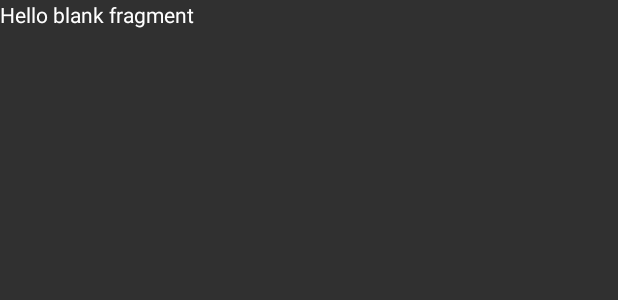
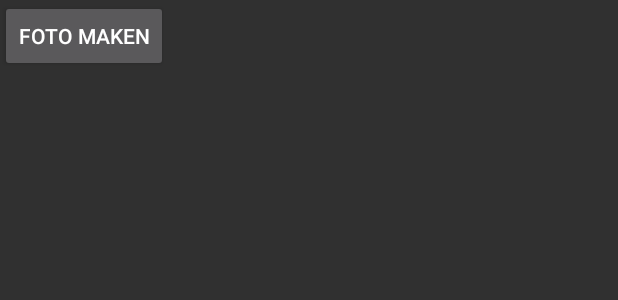
Before and after one commit to SvenWesterlaken/gemeente-breda, an Android app: the layout fragment_new_report_media.xml on its own in the app's theme, with its tools: preview values and no code run, on a phone screen of 412 x 824 dp. Shown: the top 300 px of the screen. Run offline under Robolectric (Android 15) with nearby library versions, the phone set to English and light mode, and no system bars.

Commit message:
added button for making a media

```diff
--- a/app/src/main/java/com/svenwesterlaken/gemeentebreda/logic/adapters/NewReportPagerAdapter.java
+++ b/app/src/main/java/com/svenwesterlaken/gemeentebreda/logic/adapters/NewReportPagerAdapter.java
@@ -7,6 +7,7 @@ import android.support.v4.app.FragmentManager;
 import com.svenwesterlaken.gemeentebreda.presentation.fragments.NewReportCategoryFragment;
 import com.svenwesterlaken.gemeentebreda.presentation.fragments.NewReportDescriptionFragment;
 import com.svenwesterlaken.gemeentebreda.presentation.fragments.NewReportLocationFragment;
+import com.svenwesterlaken.gemeentebreda.presentation.fragments.NewReportMediaFragment;
 import com.svenwesterlaken.gemeentebreda.presentation.fragments.NewReportSummaryFragment;
 
 /**
@@ -40,7 +41,7 @@ public class NewReportPagerAdapter extends FragmentPagerAdapter {
 
         switch (position) {
             case 0:
-                return new NewReportCategoryFragment();
+                return new NewReportMediaFragment();
             case 1:
                 return new NewReportLocationFragment();
             case 2:
--- a/app/src/main/res/layout/fragment_new_report_media.xml
+++ b/app/src/main/res/layout/fragment_new_report_media.xml
@@ -5,9 +5,18 @@
     tools:context="com.svenwesterlaken.gemeentebreda.presentation.fragments.NewReportMediaFragment">
 
     <!-- TODO: Update blank fragment layout -->
-    <TextView
+    <android.support.constraint.ConstraintLayout
         android:layout_width="match_parent"
-        android:layout_height="match_parent"
-        android:text="@string/hello_blank_fragment" />
+        android:layout_height="match_parent">
+
+        <Button
+            android:id="@+id/media_btn_make"
+            android:layout_width="wrap_content"
+            android:layout_height="wrap_content"
+            android:text="@string/media_button"
+            tools:layout_editor_absoluteX="8dp"
+            tools:layout_editor_absoluteY="8dp" />
+
+    </android.support.constraint.ConstraintLayout>
 
 </FrameLayout>
--- a/app/src/main/res/layout/row_report.xml
+++ b/app/src/main/res/layout/row_report.xml
@@ -23,12 +23,12 @@
             android:layout_alignStart="@+id/report_TV_description"
             android:layout_marginBottom="8dp"
             android:layout_marginLeft="24dp"
+            android:layout_marginStart="24dp"
             android:layout_marginTop="8dp"
             app:layout_constraintBottom_toBottomOf="@+id/report_TV_address"
             app:layout_constraintLeft_toLeftOf="parent"
             app:layout_constraintTop_toTopOf="@+id/report_TV_title"
-            app:srcCompat="@color/cast_intro_overlay_button_background_color"
-            android:layout_marginStart="24dp" />
+            app:srcCompat="@color/cast_intro_overlay_button_background_color" />
 
         <TextView
             android:id="@+id/report_TV_title"
--- a/app/src/main/res/values/strings.xml
+++ b/app/src/main/res/values/strings.xml
@@ -59,4 +59,5 @@
 
     <string name="title_activity_new_report">Nieuwe Melding</string>
     <string name="hello_blank_fragment">Hello blank fragment</string>
+    <string name="media_button">Foto Maken</string>
 </resources>
```
Also changed, not shown: app/src/main/java/com/svenwesterlaken/gemeentebreda/presentation/fragments/NewReportMediaFragment.java (+17 -1 lines).
